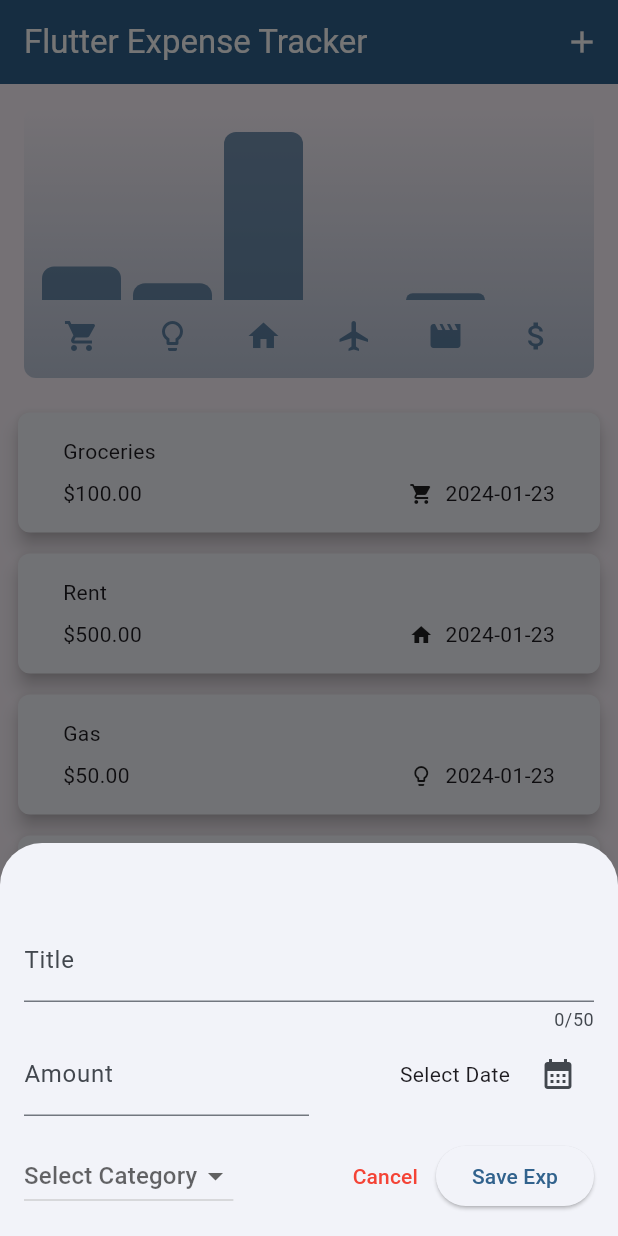
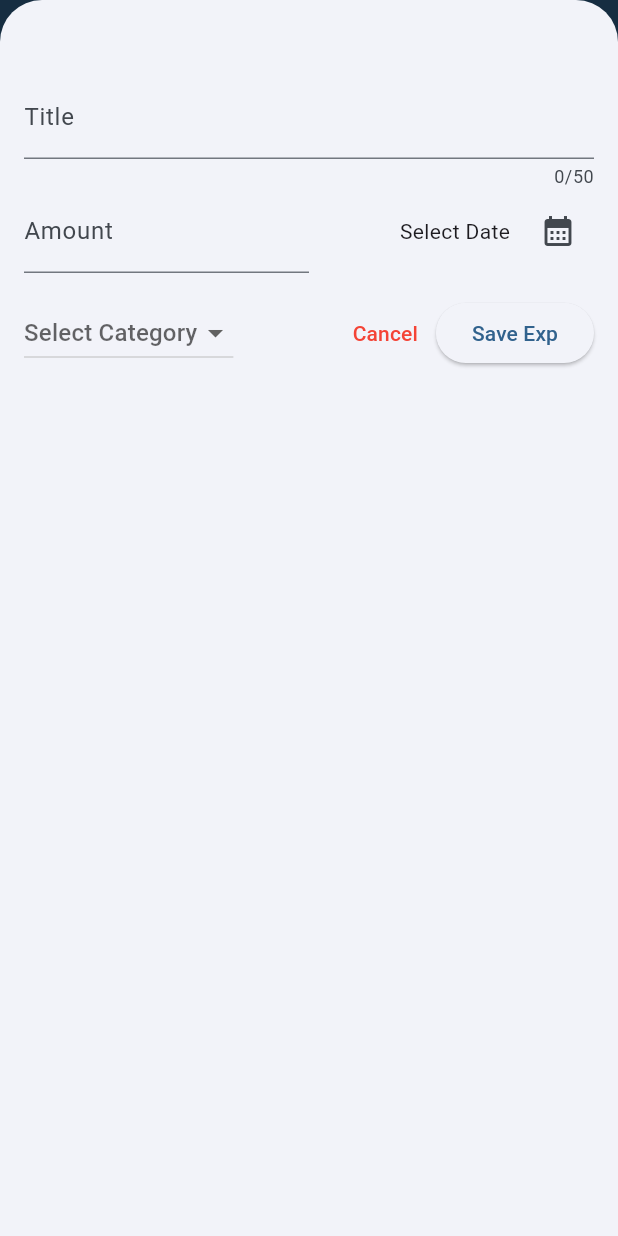
Before and after one commit to ravraw/flutter_expense_tracker, a Flutter app: the screen it shows after launch, after a tap on the "add" icon, on a phone screen of 412 x 824 dp. Run offline on Flutter 3.47's test engine with Material 3 defaults, Android fonts, the phone set to English and light mode, and no system bars.

Commit message:
Added useSaferea

```diff
--- a/lib/expense_tracker.dart
+++ b/lib/expense_tracker.dart
@@ -69,6 +69,7 @@ class _ExpenseTrackerState extends State<ExpenseTracker> {
 
   void _openAddExpenseOverlay() {
     showModalBottomSheet(
+      useSafeArea: true,
       isScrollControlled: true,
       context: context,
       builder: (context) {
--- a/lib/new_expense.dart
+++ b/lib/new_expense.dart
@@ -81,7 +81,9 @@ class _NewExpenseState extends State<NewExpense> {
   @override
   Widget build(BuildContext context) {
     final keyboardSpace = MediaQuery.of(context).viewInsets.bottom;
-    return SingleChildScrollView(
+    return SizedBox(
+      height: double.infinity,
+      child: SingleChildScrollView(
         child: Padding(
           padding: EdgeInsets.fromLTRB(16, 50, 16, keyboardSpace + 16),
           child: Column(
@@ -166,6 +168,7 @@ class _NewExpenseState extends State<NewExpense> {
             ],
           ),
         ),
+      ),
     );
   }
 }
```
Lines whose indentation alone changed are shown as unchanged.
